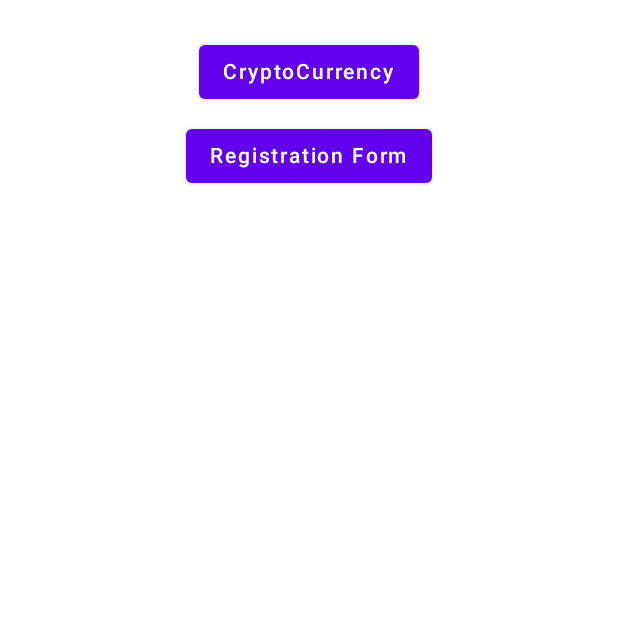
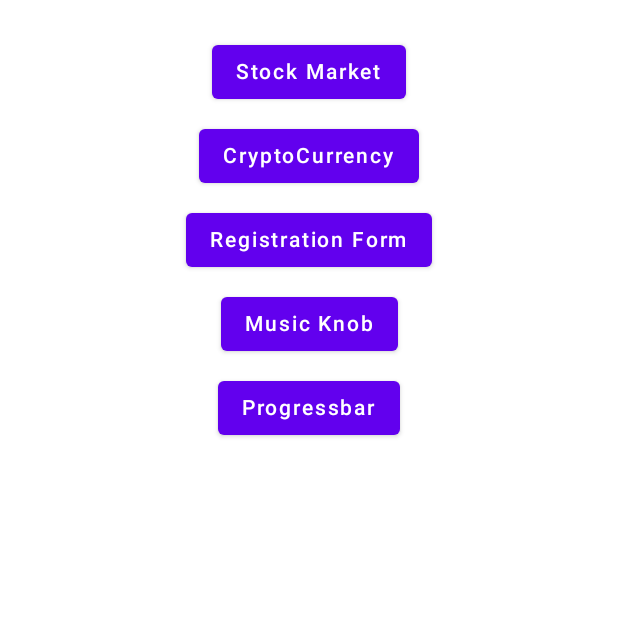
Before and after one commit to anupdey99/compose_playground, an Android app built with Jetpack Compose: the composable MainScreen shown on its own in the app's theme, on a phone screen of 412 x 824 dp, the top half of it. Run offline under Robolectric (Android 15) with nearby library versions, the phone set to English and light mode, and no system bars; libraries missing offline, so code that uses them is left out: com.ramcosta.composedestinations; 1 statement that could not run was skipped.

Commit message:
Navigation updated

```diff
--- a/app/src/main/java/com/anupdey/app/compose_playground/MainScreen.kt
+++ b/app/src/main/java/com/anupdey/app/compose_playground/MainScreen.kt
@@ -7,19 +7,28 @@ import androidx.compose.material.Button
 import androidx.compose.material.Text
 import androidx.compose.runtime.Composable
 import androidx.compose.ui.Alignment
+import androidx.compose.ui.ExperimentalComposeUiApi
 import androidx.compose.ui.Modifier
 import androidx.compose.ui.unit.dp
-import com.anupdey.app.compose_playground.destinations.CoinListScreenDestination
-import com.anupdey.app.compose_playground.destinations.RegistrationFormScreenDestination
+import com.anupdey.app.compose_playground.destinations.*
 import com.ramcosta.composedestinations.annotation.Destination
 import com.ramcosta.composedestinations.navigation.DestinationsNavigator
 
+@ExperimentalComposeUiApi
 @Destination(start = true)
 @Composable
 fun MainScreen(
     navigator: DestinationsNavigator
 ) {
     Column(modifier = Modifier.fillMaxSize().padding(20.dp), horizontalAlignment = Alignment.CenterHorizontally) {
+        Button(
+            onClick = {
+                navigator.navigate(CompanyListingsScreenDestination())
+            },
+            modifier = Modifier.padding(4.dp)
+        ) {
+            Text(text = "Stock Market")
+        }
         Button(
             onClick = {
                 navigator.navigate(CoinListScreenDestination())
@@ -36,6 +45,22 @@ fun MainScreen(
         ) {
             Text(text = "Registration Form")
         }
+        Button(
+            onClick = {
+                navigator.navigate(MusicControlScreenDestination())
+            },
+            modifier = Modifier.padding(4.dp)
+        ) {
+            Text(text = "Music Knob")
+        }
+        Button(
+            onClick = {
+                navigator.navigate(CircularProgressBarDestination(0.75f, 100))
+            },
+            modifier = Modifier.padding(4.dp)
+        ) {
+            Text(text = "Progressbar")
+        }
     }
 
     //play Stock market
--- a/app/src/main/java/com/anupdey/app/compose_playground/presentation/circular_progress_bar/CircularProgressBar.kt
+++ b/app/src/main/java/com/anupdey/app/compose_playground/presentation/circular_progress_bar/CircularProgressBar.kt
@@ -17,7 +17,9 @@ import androidx.compose.ui.text.font.FontWeight
 import androidx.compose.ui.unit.Dp
 import androidx.compose.ui.unit.dp
 import androidx.compose.ui.unit.sp
+import com.ramcosta.composedestinations.annotation.Destination
 
+@Destination
 @Composable
 fun CircularProgressBar(
     percentage: Float,
--- a/app/src/main/java/com/anupdey/app/compose_playground/presentation/form_validation/RegistrationFormScreen.kt
+++ b/app/src/main/java/com/anupdey/app/compose_playground/presentation/form_validation/RegistrationFormScreen.kt
@@ -125,9 +125,9 @@ fun RegistrationFormScreen(
             maxLines = 1,
             singleLine = true
         )
-        if (state.passwordError != null) {
+        if (state.repeatedPasswordError != null) {
             Text(
-                text = state.passwordError,
+                text = state.repeatedPasswordError,
                 color = MaterialTheme.colors.error,
                 modifier = Modifier.align(Alignment.End).padding(top = 2.dp),
                 fontSize = 12.sp
--- a/app/src/main/java/com/anupdey/app/compose_playground/presentation/stock_market/company_listings/CompanyListingsScreen.kt
+++ b/app/src/main/java/com/anupdey/app/compose_playground/presentation/stock_market/company_listings/CompanyListingsScreen.kt
@@ -16,7 +16,7 @@ import com.ramcosta.composedestinations.annotation.Destination
 import com.ramcosta.composedestinations.navigation.DestinationsNavigator
 
 @Composable
-@Destination()
+@Destination
 fun CompanyListingsScreen(
     navigator: DestinationsNavigator,
     viewModel: CompanyListingsViewModel = hiltViewModel()
```
Also changed, not shown: app/src/main/java/com/anupdey/app/compose_playground/MainActivity.kt (+0 -10 lines), app/src/main/java/com/anupdey/app/compose_playground/presentation/music_knob/MusicControlScreen.kt (renamed from app/src/main/java/com/anupdey/app/compose_playground/presentation/music_knob/MusicControl.kt, +6 -1 lines), 8 other files.
